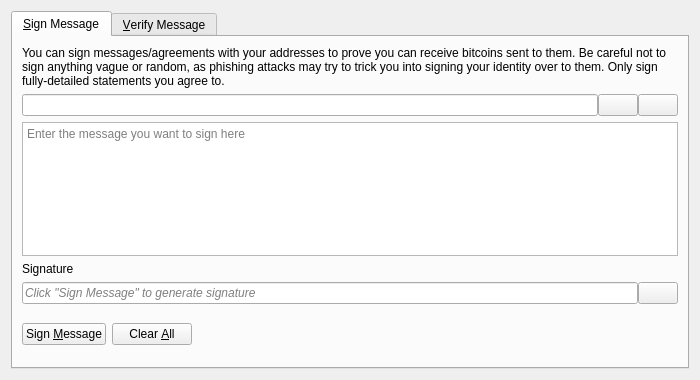
Above: src/qt/forms/signverifymessagedialog.ui from bitcoinrupee/bitrupee before the change. Below: the same form after it.
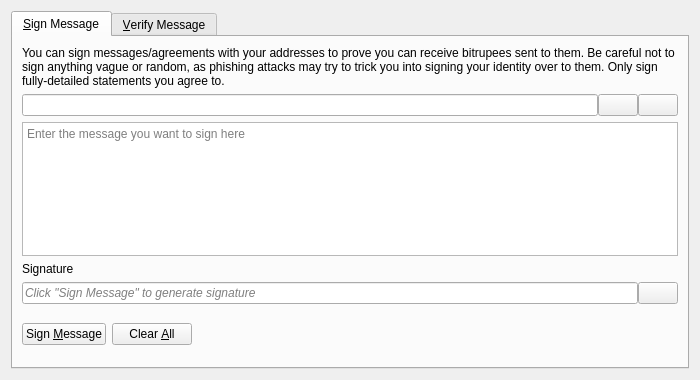
That is the form after the change. Icons and pictures are not drawn. Custom widgets are drawn as their Qt base class.

Commit message: first bitrupee branded

The edit to the form file:
```diff
--- a/src/qt/forms/signverifymessagedialog.ui
+++ b/src/qt/forms/signverifymessagedialog.ui
@@ -30,7 +30,7 @@
        <item>
         <widget class="QLabel" name="infoLabel_SM">
          <property name="text">
-          <string>You can sign messages/agreements with your addresses to prove you can receive bitcoins sent to them. Be careful not to sign anything vague or random, as phishing attacks may try to trick you into signing your identity over to them. Only sign fully-detailed statements you agree to.</string>
+          <string>You can sign messages/agreements with your addresses to prove you can receive bitrupees sent to them. Be careful not to sign anything vague or random, as phishing attacks may try to trick you into signing your identity over to them. Only sign fully-detailed statements you agree to.</string>
          </property>
          <property name="textFormat">
           <enum>Qt::PlainText</enum>
```
Left out of the diff: 26 changed lines with no effect on the pictures. The commit also changes 1599 other files.
